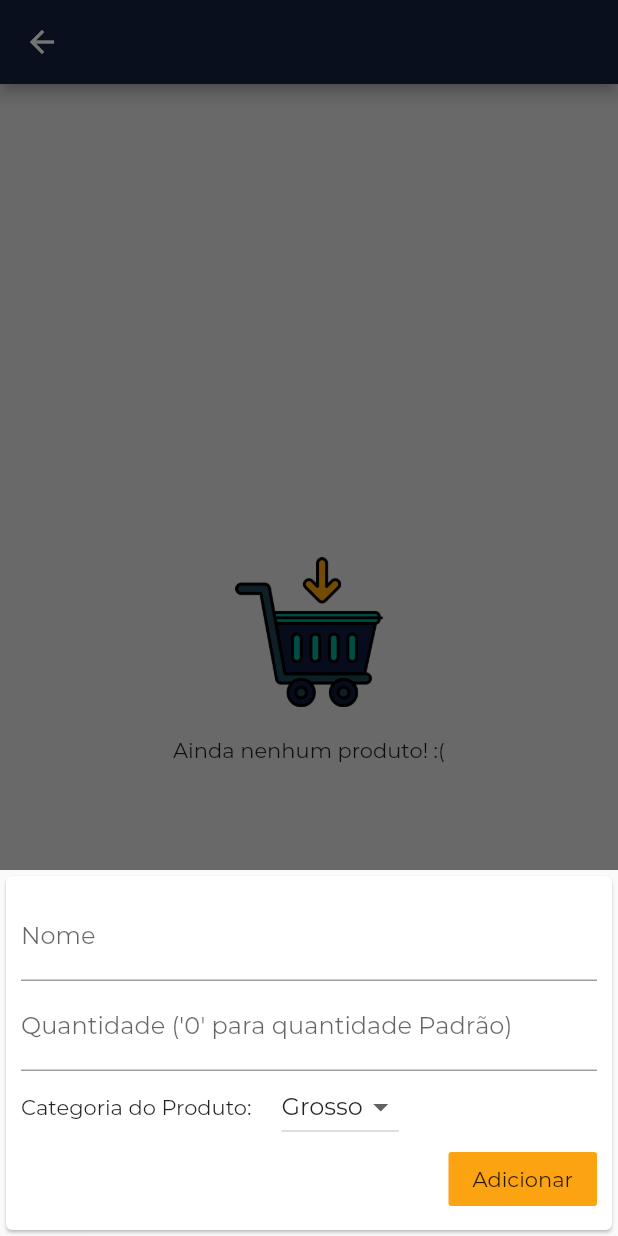
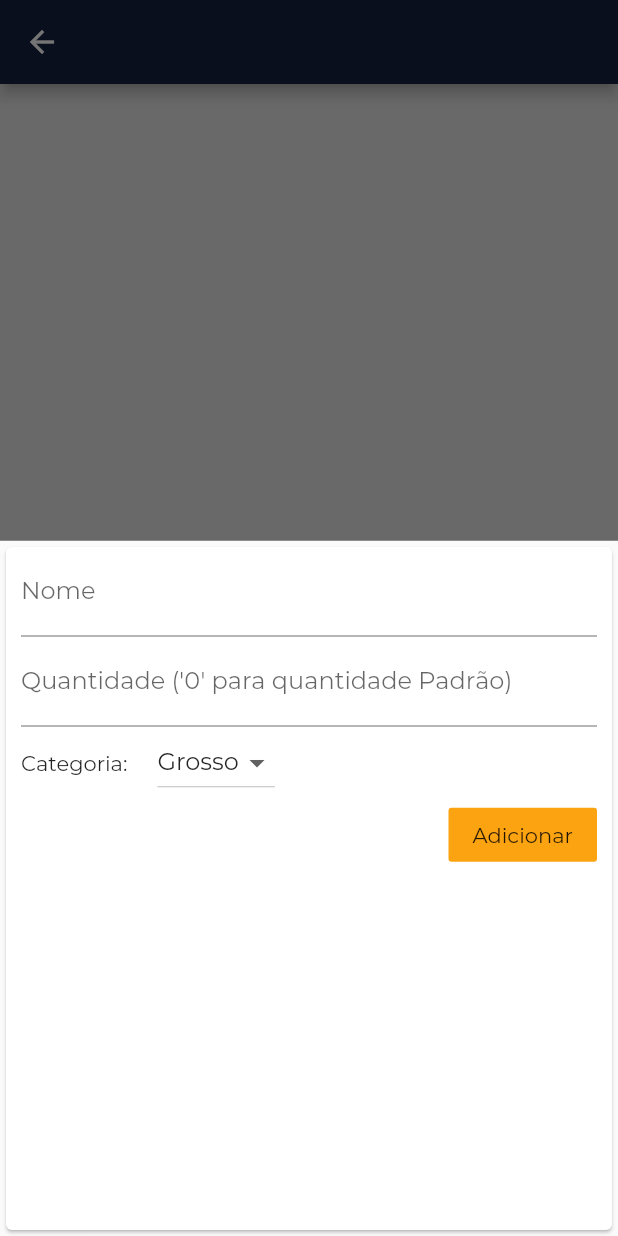
Before and after one commit to owarleysouza/S-Compras, a Flutter app: the Produtos screen opened directly with empty values, after a tap on the "add shopping cart" icon, on a phone screen of 412 x 824 dp. Run offline on Flutter 3.47's test engine with Material 2 defaults, Android fonts, the phone set to English and light mode, and no system bars; our stand-ins replace carousel_slider.

Commit message:
Adequacao de adicionar produto ao uso de form e alteracao de nome do arquivo e classe

```diff
--- a/lib/views/products_list_overview_screen.dart
+++ b/lib/views/products_list_overview_screen.dart
@@ -2,7 +2,7 @@ import 'dart:math';
 
 import 'package:flutter/material.dart';
 import 'package:minhas_compras/models/produto.dart';
-import 'package:minhas_compras/widgets/addProduto.dart';
+import 'package:minhas_compras/widgets/addProduct.dart';
 import 'package:minhas_compras/widgets/product_item.dart';
 import 'package:minhas_compras/views/empty_screen.dart';
 
@@ -48,9 +48,7 @@ class _ProdutosState extends State<Produtos> {
     showModalBottomSheet(
         context: context,
         builder: (_) {
-          return AddProduto(
-            submeter: _addProduto,
-          );
+          return AddProduct(addProduct: _addProduto);
         });
   }
 
--- /dev/null
+++ b/lib/widgets/addProduct.dart
@@ -0,0 +1,120 @@
+import 'package:flutter/material.dart';
+
+class AddProduct extends StatefulWidget {
+  final void Function(String, int, String, bool) addProduct;
+
+  AddProduct({@required this.addProduct});
+
+  @override
+  _AddProductState createState() => _AddProductState();
+}
+
+class _AddProductState extends State<AddProduct> {
+  final _quantityFocusNode = FocusNode();
+  final _categoryFocusNode = FocusNode();
+  final _keyform = GlobalKey<FormState>(); //Recebe o estado atual daquele form
+
+  String _productName;
+  int _productQuantity;
+  String _productCategory = "Grosso";
+
+  _saveForm() {
+    bool _isValid = _keyform.currentState.validate();
+
+    if (!_isValid) {
+      return;
+    } else {
+      _keyform.currentState.save();
+      widget.addProduct(
+          _productName, _productQuantity, _productCategory, false);
+    }
+  }
+
+  @override
+  Widget build(BuildContext context) {
+    return Card(
+      child: Padding(
+          padding: EdgeInsets.only(
+              right: 10,
+              left: 10,
+              bottom: MediaQuery.of(context).viewInsets.bottom),
+          child: Form(
+              key: _keyform,
+              child: ListView(
+                children: [
+                  TextFormField(
+                    decoration: InputDecoration(labelText: "Nome"),
+                    textInputAction: TextInputAction.next,
+                    onFieldSubmitted: (value) =>
+                        FocusScope.of(context).requestFocus(_quantityFocusNode),
+                    onSaved: (newValue) => _productName = newValue,
+                    validator: (value) {
+                      if (value.length > 17) {
+                        return "Informe um nome de produto menor";
+                      } else if (value.trim().isEmpty) {
+                        return "Informe um nome de produto não vazio";
+                      } else {
+                        return null;
+                      }
+                    },
+                  ),
+                  TextFormField(
+                    decoration: InputDecoration(
+                        labelText: "Quantidade ('0' para quantidade Padrão)"),
+                    textInputAction: TextInputAction.next,
+                    keyboardType:
+                        TextInputType.numberWithOptions(decimal: true),
+                    focusNode: _quantityFocusNode,
+                    onFieldSubmitted: (value) =>
+                        FocusScope.of(context).requestFocus(_categoryFocusNode),
+                    onSaved: (newValue) =>
+                        _productQuantity = int.parse(newValue),
+                    validator: (value) {
+                      if (value.trim().isEmpty) {
+                        return "Informe uma quantidade válida";
+                      } else {
+                        return null;
+                      }
+                    },
+                  ),
+                  Row(
+                    mainAxisAlignment: MainAxisAlignment.start,
+                    children: [
+                      Text("Categoria:"),
+                      SizedBox(
+                        width: 20,
+                      ),
+                      DropdownButton(
+                        focusNode: _categoryFocusNode,
+                        value: _productCategory,
+                        items: <String>["Grosso", "LeH", "Frios"]
+                            .map((String item) => DropdownMenuItem(
+                                  value: item,
+                                  child: Text(item),
+                                ))
+                            .toList(),
+                        onChanged: (newvalue) {
+                          setState(() {
+                            _productCategory =
+                                newvalue; //Ainda tem um bug ao fazer isso, que é: Quando é mudado o valor do dropdown e volta pra tela anterior, aquele atributo fica com o valor mudado
+                          });
+                        },
+                      )
+                    ],
+                  ),
+                  Row(
+                    mainAxisAlignment: MainAxisAlignment.end,
+                    children: <Widget>[
+                      FlatButton(
+                          color: Theme.of(context).accentColor,
+                          onPressed: () {
+                            _saveForm();
+                          },
+                          child: const Text("Adicionar")),
+                    ],
+                  )
+                ],
+              ))),
+    );
+  }
+}
--- a/lib/widgets/addProduto.dart
+++ /dev/null
@@ -1,100 +0,0 @@
-import 'package:flutter/material.dart';
-
-class AddProduto extends StatefulWidget {
-  final void Function(String, int, String, bool) submeter;
-
-  AddProduto({@required this.submeter});
-
-  @override
-  _AddProdutoState createState() => _AddProdutoState();
-}
-
-class _AddProdutoState extends State<AddProduto> {
-  final nomeController = TextEditingController();
-
-  final quantidadeController = TextEditingController();
-
-  String categoriavalue = "Grosso";
-
-  _submeterFormulario() {
-    //funcao para verificar os inputs gerados. Se estiver correto, submeter o novo elemento
-    final nome = nomeController.text;
-    final quantidade = int.parse(quantidadeController.text);
-    final categoria = categoriavalue;
-
-    widget.submeter(nome, quantidade, categoria, false);
-
-    /* IMPLEMENTAR ESSAS VALIDAÇÕES NO FORM DE ADD PRODUTO COMO FEITO EM EDITAR PRODUTO
-    if (nome == "" || nome.length > 17) {
-      //Nome deve ser não vazio e menor que 17 caracteres para não dá overflowed na tela. Quantidade deve ser maior que 0
-      return; //Lembrar de criar widgets para tratar erros e mostrar avisos para o usuário e chamar aqui
-    } else if (nome != "" && quantidade == "" && nome.length < 17) {
-      widget.submeter(nome, 0, categoria, false);
-    } else {
-      widget.submeter(nome, quantidade, categoria, false);
-    } */
-  }
-
-  @override
-  Widget build(BuildContext context) {
-    return SingleChildScrollView(
-      child: Card(
-        child: Padding(
-          padding: EdgeInsets.only(
-              top: 10,
-              right: 10,
-              left: 10,
-              bottom: 10 + MediaQuery.of(context).viewInsets.bottom),
-          child: Column(
-            children: <Widget>[
-              TextField(
-                decoration: InputDecoration(labelText: "Nome"),
-                controller: nomeController,
-              ),
-              TextField(
-                decoration: InputDecoration(
-                    labelText: "Quantidade ('0' para quantidade Padrão)"),
-                keyboardType: TextInputType.numberWithOptions(
-                    decimal: true), //parametro para que o teclado seja numerico
-                controller: quantidadeController,
-              ),
-              Row(
-                mainAxisAlignment: MainAxisAlignment.start,
-                children: <Widget>[
-                  const Text("Categoria do Produto:"),
-                  const SizedBox(
-                    width: 20,
-                  ),
-                  DropdownButton(
-                      value: categoriavalue,
-                      items: <String>["Grosso", "LeH", "Frios"]
-                          .map((String value) => DropdownMenuItem(
-                                value: value,
-                                child: Text(value),
-                              ))
-                          .toList(),
-                      onChanged: (newvalue) {
-                        setState(() {
-                          categoriavalue = newvalue;
-                        });
-                      }),
-                ],
-              ),
-              Row(
-                mainAxisAlignment: MainAxisAlignment.end,
-                children: <Widget>[
-                  FlatButton(
-                      color: Theme.of(context).accentColor,
-                      onPressed: () {
-                        _submeterFormulario();
-                      },
-                      child: const Text("Adicionar")),
-                ],
-              )
-            ],
-          ),
-        ),
-      ),
-    );
-  }
-}
```
